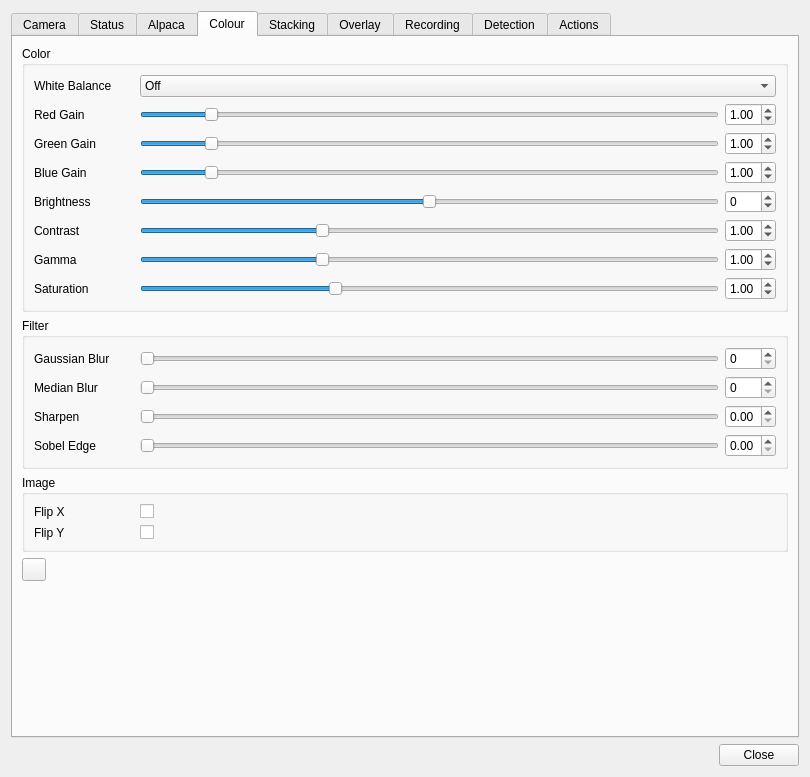
This is plugins/feature/camera/camerasettingsdialog.ui in srcejon/sdrangel as Qt 5 draws it before an edit. The edited form follows.
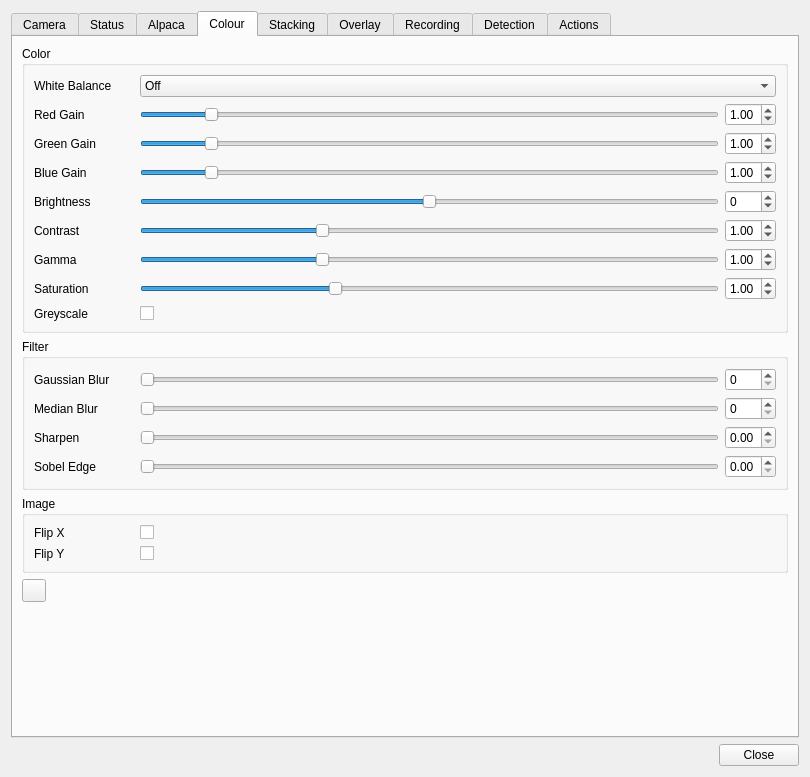
This is the edited form. The open tabs and pages were chosen to show the change. Icons and pictures are not drawn.

Commit message: Add greyscale and dual save modes

```diff
--- a/plugins/feature/camera/camerasettingsdialog.ui
+++ b/plugins/feature/camera/camerasettingsdialog.ui
@@ -1308,6 +1308,23 @@
             </property>
            </widget>
           </item>
+          <item row="8" column="0">
+           <widget class="QLabel" name="postProcessGreyscaleLabel">
+            <property name="text">
+             <string>Greyscale</string>
+            </property>
+           </widget>
+          </item>
+          <item row="8" column="1" colspan="2">
+           <widget class="QCheckBox" name="postProcessGreyscaleCheck">
+            <property name="toolTip">
+             <string>Convert the image to greyscale after white balance</string>
+            </property>
+            <property name="text">
+             <string/>
+            </property>
+           </widget>
+          </item>
           <item row="0" column="0">
            <widget class="QLabel" name="postProcessWhiteBalanceModeLabel">
             <property name="minimumSize">
```
Left out of the diff: 8 changed lines with no effect on the pictures. Lines whose indentation alone changed are shown as unchanged. The commit also changes 9 other files.
